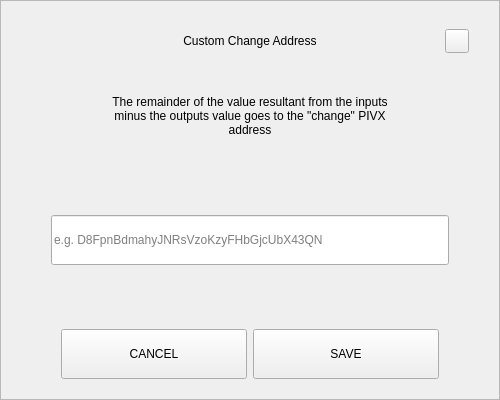
Cobra-Technologies-GmbH/OmegaCoin, file src/qt/omegacoin/forms/sendchangeaddressdialog.ui: the form before one commit.
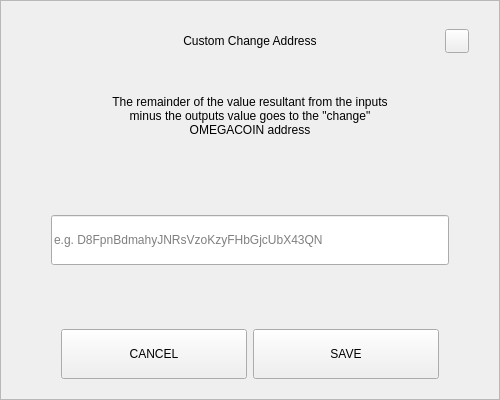
The form after the commit.

Diff of the .ui file:
```diff
--- a/src/qt/omegacoin/forms/sendchangeaddressdialog.ui
+++ b/src/qt/omegacoin/forms/sendchangeaddressdialog.ui
@@ -164,7 +164,7 @@
          </size>
         </property>
         <property name="text">
-         <string>The remainder of the value resultant from the inputs minus the outputs value goes to the &quot;change&quot; PIVX address</string>
+         <string>The remainder of the value resultant from the inputs minus the outputs value goes to the &quot;change&quot; OMEGACOIN address</string>
         </property>
         <property name="alignment">
          <set>Qt::AlignCenter</set>
```
